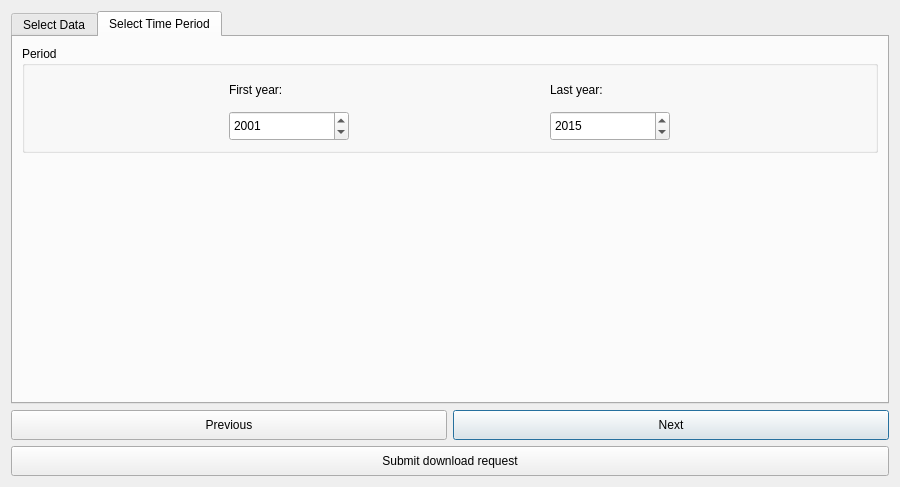
First picture: the form in LDMP/gui/DlgDownload.ui, repository ConservationInternational/trends.earth, before the edit.
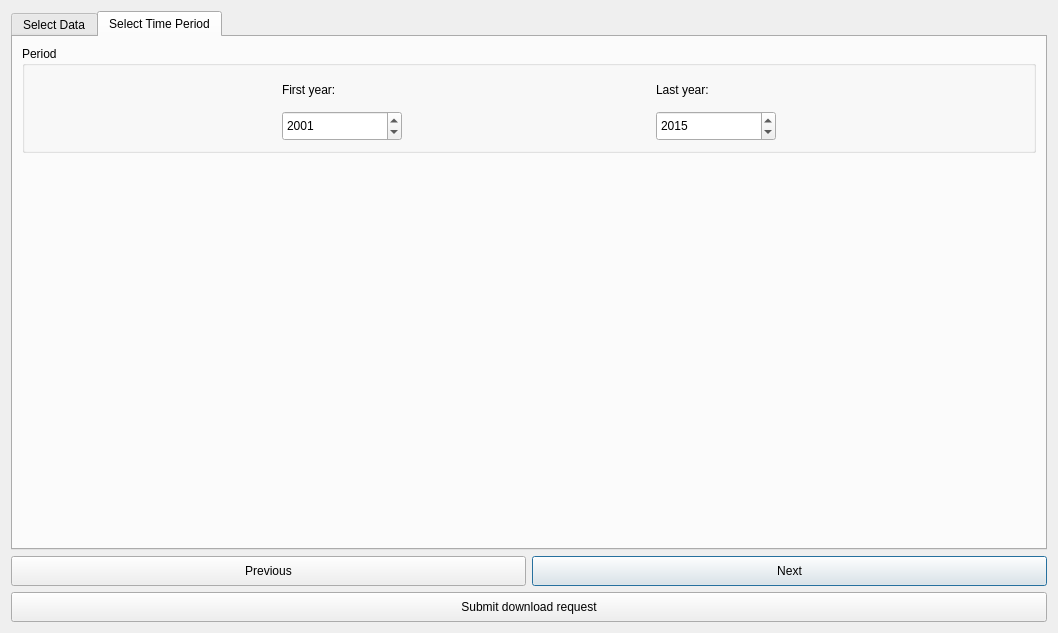
Second picture: the form after the edit. The open tabs and pages were chosen to show the change.

Diff of the .ui file:
```diff
--- a/LDMP/gui/DlgDownload.ui
+++ b/LDMP/gui/DlgDownload.ui
@@ -9,12 +9,12 @@
    <rect>
     <x>0</x>
     <y>0</y>
-    <width>900</width>
-    <height>487</height>
+    <width>1058</width>
+    <height>633</height>
    </rect>
   </property>
   <property name="sizePolicy">
-   <sizepolicy hsizetype="Fixed" vsizetype="Fixed">
+   <sizepolicy hsizetype="Fixed" vsizetype="Minimum">
     <horstretch>0</horstretch>
     <verstretch>0</verstretch>
    </sizepolicy>
@@ -92,7 +92,7 @@
           <item row="1" column="1">
            <widget class="QDateEdit" name="last_year">
             <property name="sizePolicy">
-             <sizepolicy hsizetype="Minimum" vsizetype="Expanding">
+             <sizepolicy hsizetype="Minimum" vsizetype="Minimum">
               <horstretch>0</horstretch>
               <verstretch>0</verstretch>
              </sizepolicy>
@@ -247,6 +247,12 @@
     <layout class="QGridLayout" name="gridLayout_3">
      <item row="0" column="1">
       <widget class="QPushButton" name="button_next">
+       <property name="sizePolicy">
+        <sizepolicy hsizetype="Minimum" vsizetype="Minimum">
+         <horstretch>0</horstretch>
+         <verstretch>0</verstretch>
+        </sizepolicy>
+       </property>
        <property name="minimumSize">
         <size>
          <width>0</width>
@@ -260,6 +266,12 @@
      </item>
      <item row="1" column="0" colspan="2">
       <widget class="QPushButton" name="button_calculate">
+       <property name="sizePolicy">
+        <sizepolicy hsizetype="Minimum" vsizetype="Minimum">
+         <horstretch>0</horstretch>
+         <verstretch>0</verstretch>
+        </sizepolicy>
+       </property>
        <property name="minimumSize">
         <size>
          <width>0</width>
@@ -273,6 +285,12 @@
      </item>
      <item row="0" column="0">
       <widget class="QPushButton" name="button_prev">
+       <property name="sizePolicy">
+        <sizepolicy hsizetype="Minimum" vsizetype="Minimum">
+         <horstretch>0</horstretch>
+         <verstretch>0</verstretch>
+        </sizepolicy>
+       </property>
        <property name="minimumSize">
         <size>
          <width>0</width>
```
